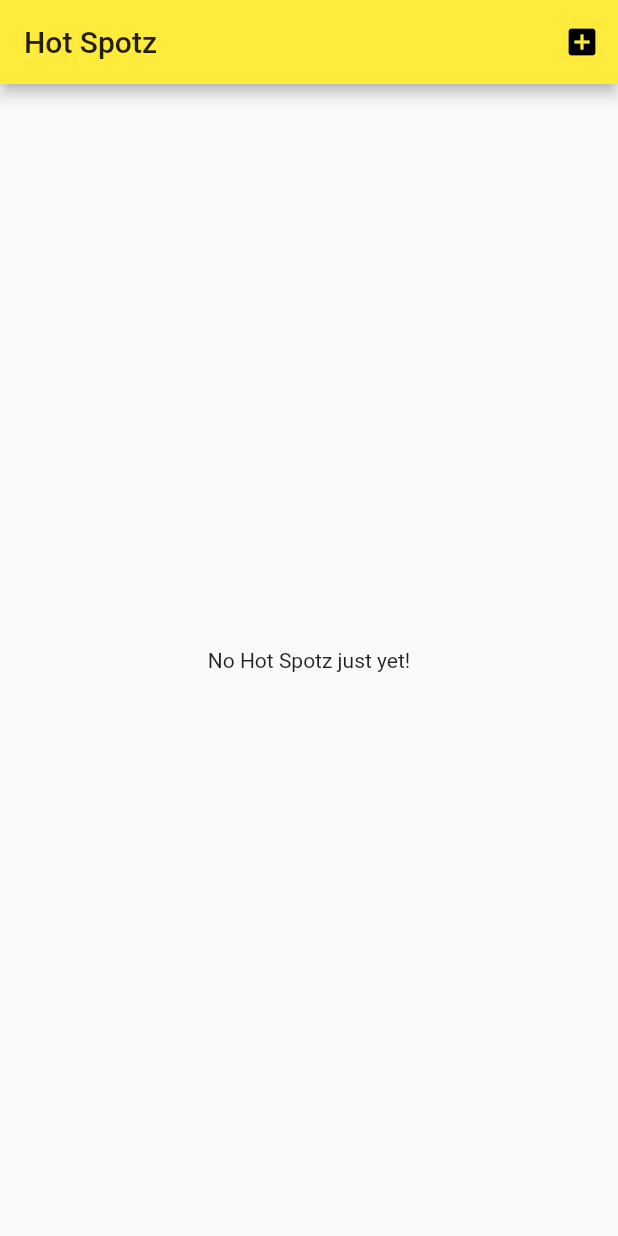
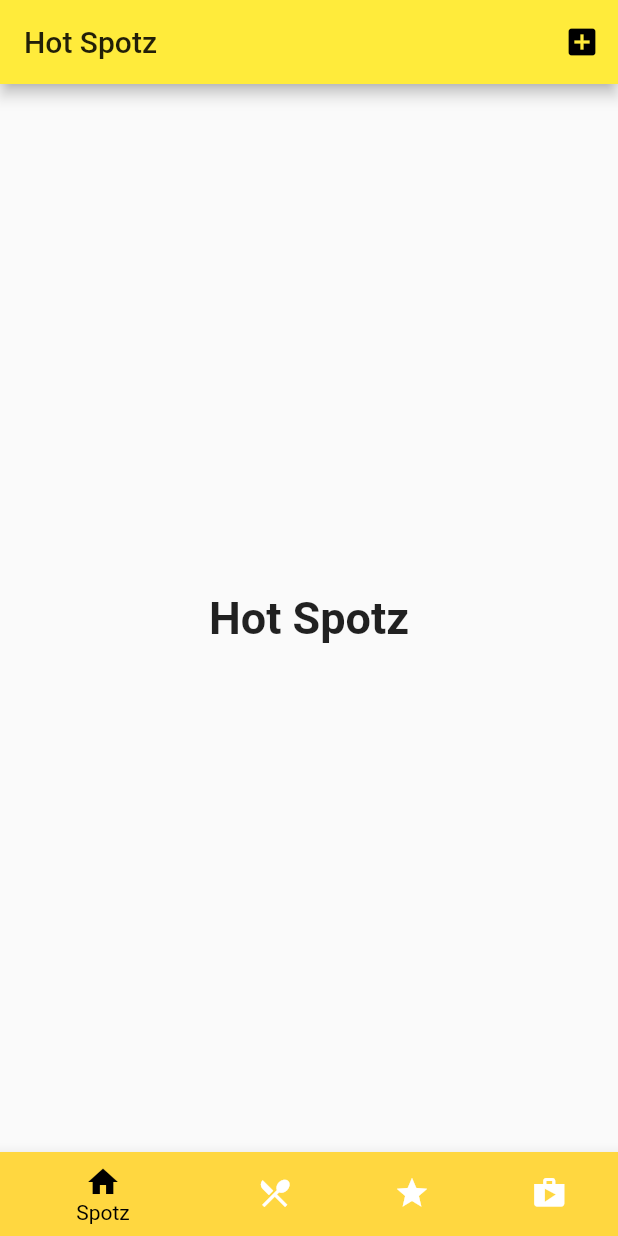
Before and after one commit to izzyolejnik/HotSpotz, a Flutter app: the screen it shows after launch, on a phone screen of 412 x 824 dp. Run offline on Flutter 3.47's test engine with Material 2 defaults, Android fonts, the phone set to English and light mode, and no system bars; our stand-ins replace google_maps_flutter, image_picker, location.

Commit message:
Added navigation bar at bottom of home screen

```diff
--- a/lib/screens/addPlaceScreen.dart
+++ b/lib/screens/addPlaceScreen.dart
@@ -31,7 +31,9 @@ class _AddPlaceScreenState extends State<AddPlaceScreen> {
 
   void _savePlace() {
     // Doesn't let user save place if title is empty
-    if(_titleController.text.isEmpty){
+    if(_titleController.text.isEmpty ||
+        _pickedImage == null ||
+        _reviewController.text.isEmpty){
       return;
     }
 
--- a/lib/screens/placesListScreen.dart
+++ b/lib/screens/placesListScreen.dart
@@ -3,9 +3,41 @@ import 'package:provider/provider.dart';
 import '../providers/userPlaces.dart';
 import './addPlaceScreen.dart';
 import './placesDetailScreen.dart';
+import 'dart:io';
 
-class PlacesListScreen extends StatelessWidget {
+class PlacesListScreen extends StatefulWidget {
   @override
+  _PlacesListScreenState createState() => _PlacesListScreenState();
+}
+class _PlacesListScreenState extends State<PlacesListScreen> {
+  int _selectedIndex = 0;
+  static const TextStyle optionStyle = TextStyle(
+      fontSize: 30, fontWeight: FontWeight.bold);
+  static const List<Widget> _widgetOptions = <Widget>[
+    Text(
+      'Hot Spotz',
+      style: optionStyle,
+    ),
+    Text(
+      'Food',
+      style: optionStyle,
+    ),
+    Text(
+      'Entertainment',
+      style: optionStyle,
+    ),
+    Text(
+      'Shopping',
+      style: optionStyle,
+    ),
+  ];
+
+  void _onItemTapped(int index) {
+    setState(() {
+      _selectedIndex = index;
+    });
+  }
+
   Widget build(BuildContext context) {
     return Scaffold(
       appBar: AppBar(
@@ -24,7 +56,8 @@ class PlacesListScreen extends StatelessWidget {
       // LOCATIONS FROM THE DATABASE UPON OPENING --- WILL NEED TO IMPLEMENTED WITH MYSQL
       body: Consumer<UserPlaces>(
         child: Center(
-          child: const Text('No Hot Spotz just yet!'),
+          //child: const Text('No Hot Spotz just yet!'),
+          child: _widgetOptions.elementAt(_selectedIndex),
         ),
         builder: (ctx, userPlaces, ch) => userPlaces.items.length <= 0
             ? ch
@@ -46,6 +79,33 @@ class PlacesListScreen extends StatelessWidget {
                 ),
               ),
       ),
+      bottomNavigationBar: BottomNavigationBar(
+        items: const <BottomNavigationBarItem>[
+          BottomNavigationBarItem(
+            icon: Icon(Icons.home),
+            title: Text('Spotz'),
+            backgroundColor: Colors.amberAccent,
+          ),
+          BottomNavigationBarItem(
+            icon: Icon(Icons.local_dining),
+            title: Text('Food'),
+            backgroundColor: Colors.amberAccent,
+          ),
+          BottomNavigationBarItem(
+            icon: Icon(Icons.star),
+            title: Text('Entertainment'),
+            backgroundColor: Colors.amberAccent,
+          ),
+          BottomNavigationBarItem(
+            icon: Icon(Icons.shop),
+            title: Text('Shopping'),
+            backgroundColor: Colors.amberAccent,
+          ),
+        ],
+        currentIndex: _selectedIndex,
+        selectedItemColor: Colors.black,
+        onTap: _onItemTapped,
+      ),
     );
   }
 }
--- a/lib/widgets/image_input.dart
+++ b/lib/widgets/image_input.dart
@@ -40,7 +40,7 @@ class _ImageInputState extends State<ImageInput> {
   Widget build(BuildContext context){
     return Row(children: <Widget>[
       Container(
-        width: 100,
+        width: 150,
         height: 100,
         decoration: BoxDecoration(
           border: Border.all(width: 1, color: Colors.grey),
```
Also changed, not shown: lib/screens/map_screen.dart (+11 -4 lines).
